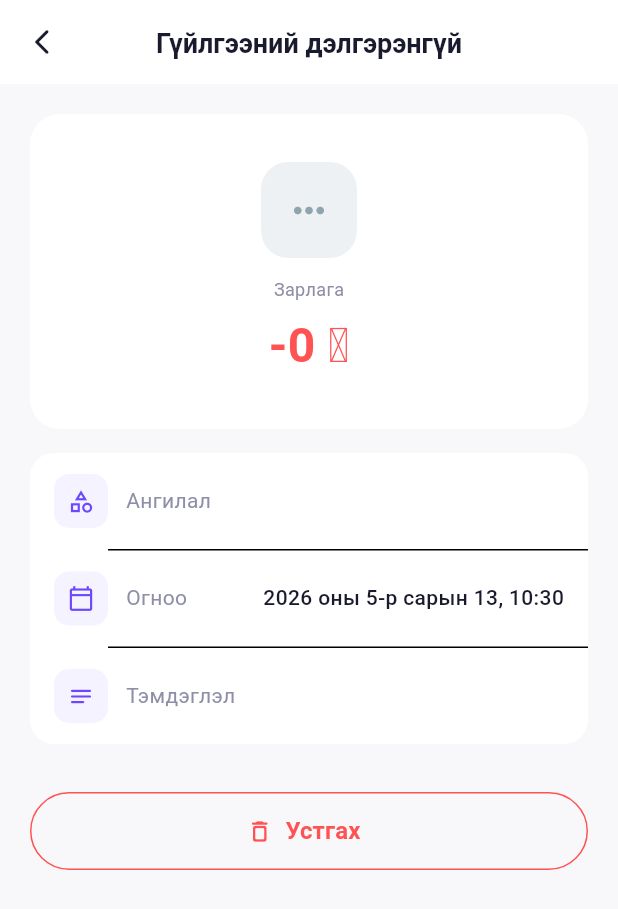
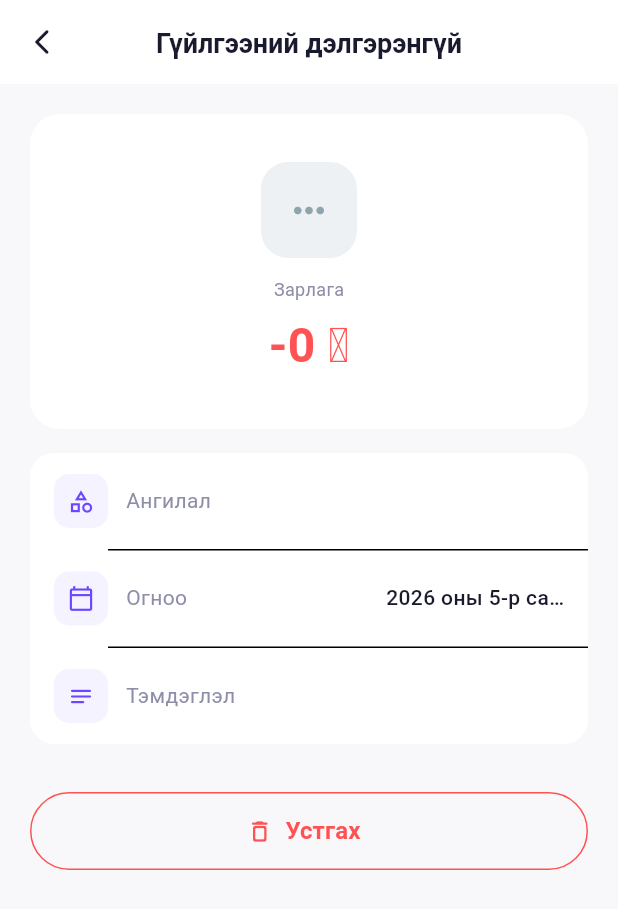
Before and after one commit to Tengis01/ICSI401_MobileDevelopment, a Flutter app: the _TransactionDetailView screen opened directly with empty values, on a phone screen of 412 x 824 dp. Shown: the top 909 px of the screen. Run offline on Flutter 3.47's test engine with Material 3 defaults, Android fonts, the phone set to English and light mode, and no system bars; our stand-ins replace cloud_firestore, firebase_auth, firebase_core, fl_chart, flutter_local_notifications, flutter_riverpod and 3 more; accounts and stored records are empty.

Commit message:
small adjust

```diff
--- a/wallet/lib/screens/transaction/transaction_detail_screen.dart
+++ b/wallet/lib/screens/transaction/transaction_detail_screen.dart
@@ -242,7 +242,15 @@ class _DetailRow extends StatelessWidget {
               style: AppTextStyles.bodyMedium.copyWith(
                   color: AppColors.textSecondary)),
           const Spacer(),
-          Text(value, style: AppTextStyles.labelMedium),
+          Flexible(
+            child: Text(
+              value,
+              style: AppTextStyles.labelMedium,
+              textAlign: TextAlign.end,
+              maxLines: 1,
+              overflow: TextOverflow.ellipsis,
+            ),
+          ),
         ],
       ),
     );
```
